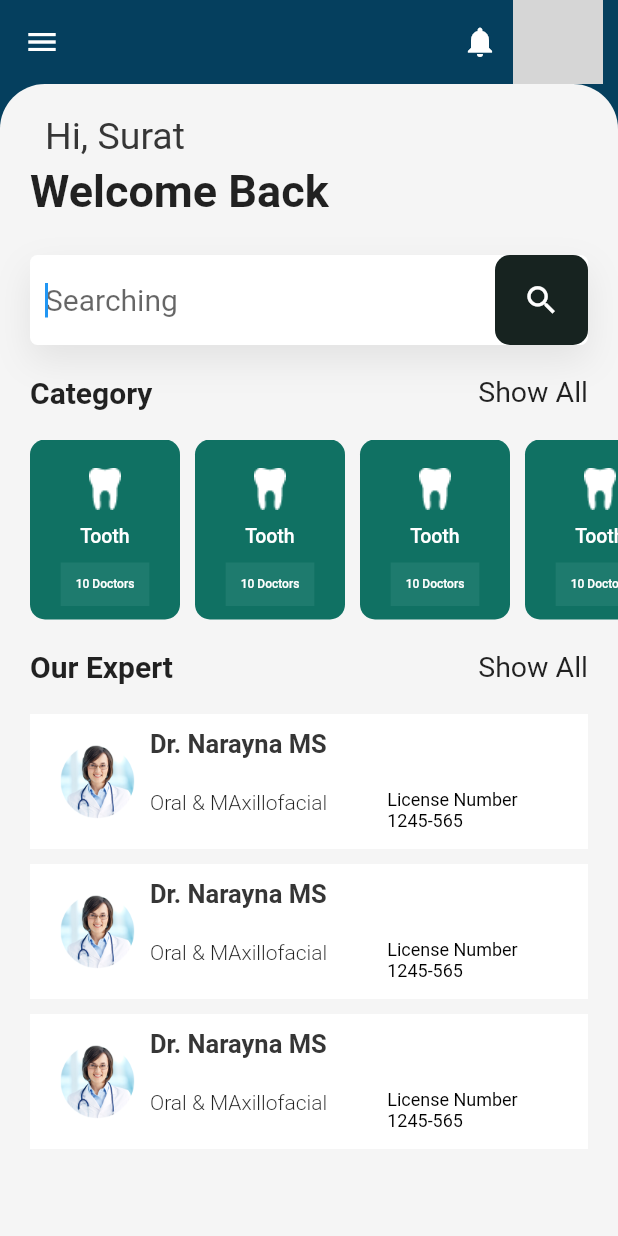
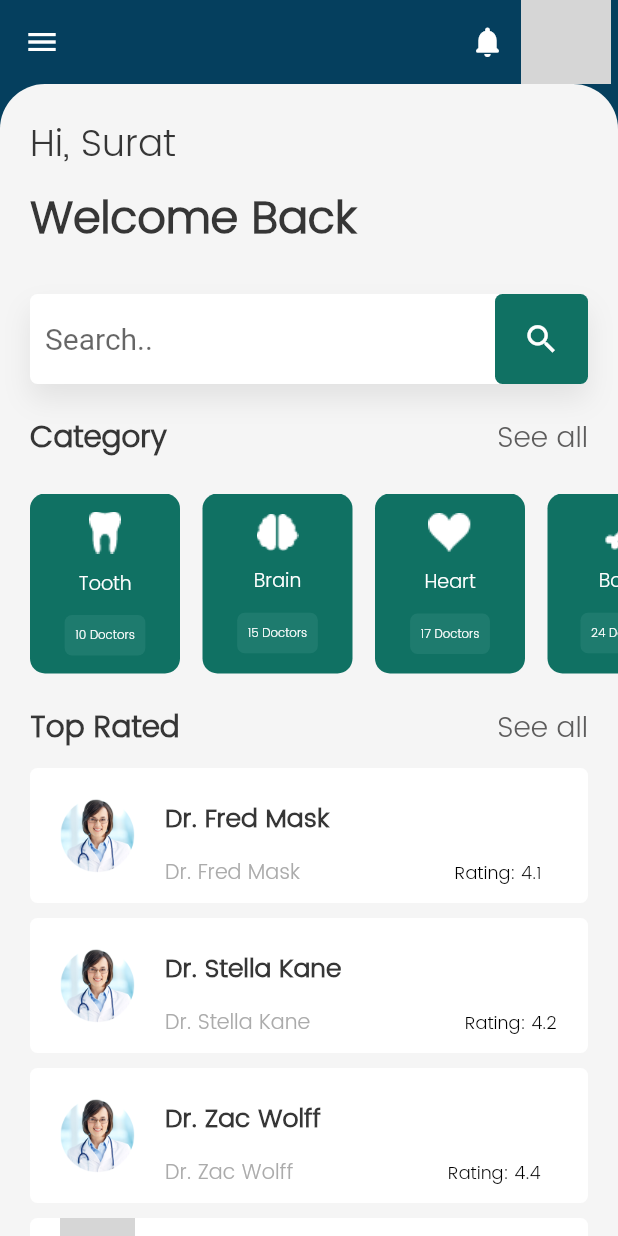
Before and after one commit to surajadkhari/dentalapp_UI, a Flutter app: the screen it shows after launch, on a phone screen of 412 x 824 dp. Run offline on Flutter 3.47's test engine with Material 2 defaults, Android fonts, the phone set to English and light mode, and no system bars; network calls fail; grey boxes are pictures that could not be loaded.

Commit message:
font and yt

```diff
--- a/lib/main.dart
+++ b/lib/main.dart
@@ -1,4 +1,4 @@
-import 'package:dentalapp_UI/screen/homepage.dart';
+import 'package:dentalapp_UI/screen/home_pagey.dart';
 import 'package:flutter/material.dart';
 
 void main() {
@@ -11,7 +11,7 @@ class Myapp extends StatelessWidget {
     return MaterialApp(
       debugShowCheckedModeBanner: false,
       theme: ThemeData(primaryColor: Color(0xff053F5E)),
-      home: Homepage(),
+      home: HomePage(),
     );
   }
 }
--- /dev/null
+++ b/lib/screen/home_pagey.dart
@@ -0,0 +1,396 @@
+import 'package:flutter/material.dart';
+import 'package:dentalapp_UI/screen/item_detail_page.dart';
+
+class HomePage extends StatefulWidget {
+  @override
+  State<StatefulWidget> createState() => HomePageState();
+}
+
+class HomePageState extends State<HomePage> {
+  @override
+  Widget build(BuildContext context) {
+    return initScreen();
+  }
+
+  Widget initScreen() {
+    Size size = MediaQuery.of(context).size;
+    return Scaffold(
+      backgroundColor: Color(0xff053F5E),
+      appBar: AppBar(
+        elevation: 0.0,
+        backgroundColor: Color(0xff053F5E),
+        centerTitle: true,
+        leading: Icon(
+          Icons.menu,
+          color: Colors.white,
+        ),
+        actions: [
+          GestureDetector(
+            child: Container(
+              margin: EdgeInsets.only(right: 10),
+              child: Icon(
+                Icons.notifications_rounded,
+                color: Colors.white,
+              ),
+            ),
+          ),
+          GestureDetector(
+            child: Container(
+              margin: EdgeInsets.only(right: 5),
+              child: Image.network(
+                "https://ichef.bbci.co.uk/news/400/cpsprodpb/18309/production/_109218099_gettyimages-803015182.jpg",
+                width: 60,
+              ),
+            ),
+          )
+        ],
+      ),
+      body: Container(
+        decoration: BoxDecoration(
+            color: Colors.grey[100],
+            borderRadius: BorderRadius.only(
+                topRight: Radius.circular(30), topLeft: Radius.circular(30))),
+        child: Column(
+          crossAxisAlignment: CrossAxisAlignment.start,
+          mainAxisAlignment: MainAxisAlignment.start,
+          children: [
+            Container(
+              margin: EdgeInsets.only(top: 20, left: 20),
+              child: Text(
+                "Hi, Surat",
+                style: TextStyle(
+                  color: Color(0xff363636),
+                  fontSize: 25,
+                  fontFamily: 'Poppins',
+                ),
+              ),
+            ),
+            Container(
+              margin: EdgeInsets.only(top: 5, left: 20),
+              child: Text(
+                "Welcome Back",
+                style: TextStyle(
+                  color: Color(0xff363636),
+                  fontSize: 30,
+                  fontWeight: FontWeight.bold,
+                  fontFamily: 'Poppins',
+                ),
+              ),
+            ),
+            Container(
+              margin: EdgeInsets.only(top: 25, left: 20, right: 20),
+              width: size.width,
+              height: 60,
+              decoration: BoxDecoration(
+                color: Colors.white,
+                borderRadius: BorderRadius.circular(5),
+                boxShadow: [
+                  BoxShadow(
+                    color: Color(0x14000000),
+                    offset: Offset(0, 10),
+                    blurRadius: 15,
+                    spreadRadius: 0,
+                  ),
+                ],
+              ),
+              child: Row(
+                children: [
+                  Expanded(
+                    flex: 5,
+                    child: Container(
+                      margin: EdgeInsets.only(left: 10, right: 10),
+                      child: TextField(
+                        maxLines: 1,
+                        autofocus: false,
+                        style:
+                            TextStyle(color: Color(0xff107163), fontSize: 20),
+                        decoration: InputDecoration(
+                          border: InputBorder.none,
+                          hintText: 'Search..',
+                        ),
+                        cursorColor: Color(0xff107163),
+                      ),
+                    ),
+                  ),
+                  Expanded(
+                    flex: 1,
+                    child: Container(
+                      decoration: BoxDecoration(
+                        color: Color(0xff107163),
+                        borderRadius: BorderRadius.circular(5),
+                      ),
+                      child: Center(
+                        child: Icon(
+                          Icons.search,
+                          color: Colors.white,
+                          size: 25,
+                        ),
+                      ),
+                    ),
+                  ),
+                ],
+              ),
+            ),
+            Container(
+              width: size.width,
+              margin: EdgeInsets.only(top: 20, left: 20),
+              child: Stack(
+                fit: StackFit.loose,
+                children: [
+                  Container(
+                    child: Text(
+                      'Category',
+                      style: TextStyle(
+                        color: Color(0xff363636),
+                        fontSize: 20,
+                        fontFamily: 'Poppins',
+                        fontWeight: FontWeight.w700,
+                      ),
+                    ),
+                  ),
+                  Container(
+                    margin: EdgeInsets.only(right: 20, top: 1),
+                    child: Align(
+                      alignment: Alignment.centerRight,
+                      child: Text(
+                        'See all',
+                        style: TextStyle(
+                          color: Color(0xff5e5d5d),
+                          fontSize: 19,
+                          fontFamily: 'Poppins',
+                        ),
+                      ),
+                    ),
+                  )
+                ],
+              ),
+            ),
+            Container(
+              height: 120,
+              margin: EdgeInsets.only(top: 20, left: 20),
+              child: ListView(
+                scrollDirection: Axis.horizontal,
+                children: [
+                  demoCategories("images/tooth.png", "Tooth", "10 Doctors"),
+                  demoCategories("images/brain.png", "Brain", "15 Doctors"),
+                  demoCategories("images/heart.png", "Heart", "17 Doctors"),
+                  demoCategories("images/bone.png", "Bone", "24 Doctors"),
+                ],
+              ),
+            ),
+            Container(
+              width: size.width,
+              margin: EdgeInsets.only(top: 20, left: 20),
+              child: Stack(
+                fit: StackFit.loose,
+                children: [
+                  Container(
+                    child: Text(
+                      'Top Rated',
+                      style: TextStyle(
+                        color: Color(0xff363636),
+                        fontSize: 20,
+                        fontFamily: 'Poppins',
+                        fontWeight: FontWeight.w700,
+                      ),
+                    ),
+                  ),
+                  Container(
+                    margin: EdgeInsets.only(right: 20, top: 1),
+                    child: Align(
+                      alignment: Alignment.centerRight,
+                      child: Text(
+                        'See all',
+                        style: TextStyle(
+                          color: Color(0xff5e5d5d),
+                          fontSize: 19,
+                          fontFamily: 'Poppins',
+                        ),
+                      ),
+                    ),
+                  )
+                ],
+              ),
+            ),
+            Expanded(
+              child: Container(
+                margin: EdgeInsets.only(left: 20, right: 20),
+                child: ListView(
+                  children: [
+                    demoTopRatedDr(
+                      "images/doctor.png",
+                      "Dr. Fred Mask",
+                      "Heart surgen",
+                      "4.1",
+                      "",
+                    ),
+                    demoTopRatedDr(
+                      "images/doctor.png",
+                      "Dr. Stella Kane",
+                      "Bone Specialist",
+                      "4.2",
+                      "",
+                    ),
+                    demoTopRatedDr(
+                      "images/doctor.png",
+                      "Dr. Zac Wolff",
+                      "Eyes Specialist",
+                      "4.4",
+                      "",
+                    ),
+                    demoTopRatedDr("assets/dr_2.png", "Dr. Fred Mask",
+                        "Heart surgen", "4.3", ""),
+                  ],
+                ),
+              ),
+            )
+          ],
+        ),
+      ),
+    );
+  }
+
+  Widget demoCategories(String img, String name, String drCount) {
+    return Container(
+      width: 100,
+      margin: EdgeInsets.only(right: 15),
+      decoration: BoxDecoration(
+        color: Color(0xff107163),
+        borderRadius: BorderRadius.circular(10),
+      ),
+      child: Column(
+        mainAxisAlignment: MainAxisAlignment.center,
+        crossAxisAlignment: CrossAxisAlignment.center,
+        children: [
+          Container(
+            child: Image.asset(img),
+          ),
+          Container(
+            margin: EdgeInsets.only(top: 10),
+            child: Text(
+              name,
+              style: TextStyle(
+                color: Colors.white,
+                fontSize: 13,
+                fontFamily: 'Poppins',
+                fontWeight: FontWeight.w500,
+              ),
+            ),
+          ),
+          Container(
+            margin: EdgeInsets.only(top: 10),
+            padding: EdgeInsets.all(7),
+            decoration: BoxDecoration(
+              color: Color(0xffd9fffa).withOpacity(0.07),
+              borderRadius: BorderRadius.circular(5),
+            ),
+            child: Text(
+              drCount,
+              style: TextStyle(
+                color: Colors.white,
+                fontSize: 8,
+                fontFamily: 'Poppins',
+              ),
+            ),
+          ),
+        ],
+      ),
+    );
+  }
+
+  Widget demoTopRatedDr(String img, String name, String speciality,
+      String rating, String distance) {
+    var size = MediaQuery.of(context).size;
+    return GestureDetector(
+      onTap: () {
+        // Navigator.push(context,
+        //     MaterialPageRoute(builder: (context) => DoctorDetailPage()));
+      },
+      child: Container(
+        height: 90,
+        // width: size.width,
+        margin: EdgeInsets.only(top: 10),
+        decoration: BoxDecoration(
+          color: Colors.white,
+          borderRadius: BorderRadius.circular(5),
+        ),
+        child: Row(
+          mainAxisAlignment: MainAxisAlignment.start,
+          crossAxisAlignment: CrossAxisAlignment.start,
+          children: [
+            Container(
+              margin: EdgeInsets.only(left: 20),
+              height: 90,
+              width: 50,
+              child: Image.asset(img),
+            ),
+            Container(
+              margin: EdgeInsets.only(left: 20, top: 10),
+              child: Column(
+                crossAxisAlignment: CrossAxisAlignment.start,
+                mainAxisAlignment: MainAxisAlignment.start,
+                children: [
+                  Container(
+                    margin: EdgeInsets.only(top: 10),
+                    child: Text(
+                      name,
+                      style: TextStyle(
+                        color: Color(0xff363636),
+                        fontSize: 17,
+                        fontFamily: 'Poppins',
+                        fontWeight: FontWeight.w700,
+                      ),
+                    ),
+                  ),
+                  Container(
+                    margin: EdgeInsets.only(top: 10),
+                    child: Row(
+                      children: [
+                        Text(
+                          name,
+                          style: TextStyle(
+                            color: Color(0xffababab),
+                            fontFamily: 'Poppins',
+                            fontWeight: FontWeight.w300,
+                          ),
+                        ),
+                        Container(
+                          margin:
+                              EdgeInsets.only(top: 3, left: size.width * 0.25),
+                          child: Row(
+                            children: [
+                              Container(
+                                child: Text(
+                                  "Rating: ",
+                                  style: TextStyle(
+                                    color: Colors.black,
+                                    fontSize: 12,
+                                    fontFamily: 'Poppins',
+                                  ),
+                                ),
+                              ),
+                              Container(
+                                child: Text(
+                                  rating,
+                                  style: TextStyle(
+                                    color: Colors.black,
+                                    fontSize: 12,
+                                    fontFamily: 'Poppins',
+                                  ),
+                                ),
+                              )
+                            ],
+                          ),
+                        )
+                      ],
+                    ),
+                  ),
+                ],
+              ),
+            ),
+          ],
+        ),
+      ),
+    );
+  }
+}
```
Also changed, not shown: pubspec.yaml (+5 -11 lines), fonts/Poppins-Bold.ttf (added), fonts/Poppins-Light.ttf (added), fonts/Poppins-Medium.ttf (added), fonts/Poppins-Regular.ttf (added).
